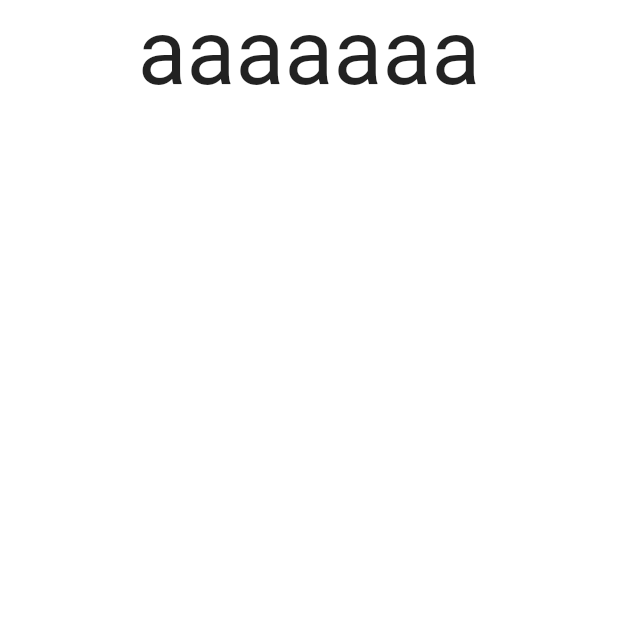
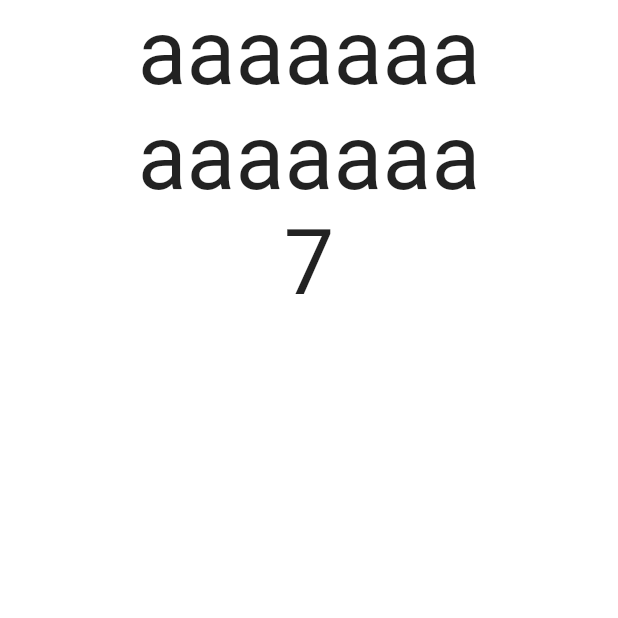
Before and after one commit to ali77gh/Telescope, a Flutter app: the screen it shows after launch, on a phone screen of 412 x 824 dp, the top half of it. Run offline on Flutter 3.47's test engine with Material 2 defaults, Android fonts, the phone set to English and light mode, and no system bars; Roboto replaces fonts that are missing (IranSans).

Commit message:
improve: remove stupid get(null)! syntax by adding watch(this) and value getter. cleanup: samples.

```diff
--- a/example/lib/simple_text_sample/main.dart
+++ b/example/lib/simple_text_sample/main.dart
@@ -7,7 +7,7 @@ void main() {
   runApp(MyApp());
 
   Timer.periodic(const Duration(milliseconds: 1000), (timer) {
-    SimpleTextSampleLayout.textValue.value = SimpleTextSampleLayout.textValue.get(null)! + "a";
+    TextSampleState.textValue.value += "a";
   });
 }
 
@@ -19,7 +19,7 @@ class MyApp extends StatelessWidget {
     return MaterialApp(
         theme: ThemeData(fontFamily: 'IranSans'),
         debugShowCheckedModeBanner: false,
-        home: SimpleTextSampleLayout()
+        home: TextSample()
     );
   }
 }
--- a/example/lib/simple_text_sample/simple_text_sample.dart
+++ b/example/lib/simple_text_sample/simple_text_sample.dart
@@ -2,15 +2,14 @@ import 'package:flutter/material.dart';
 import 'package:telescope/src/observable.dart';
 
 
-class SimpleTextSampleLayout extends StatefulWidget {
+class TextSample extends StatefulWidget {
+  @override
+  State<TextSample> createState() => TextSampleState();
+}
+
+class TextSampleState extends State<TextSample> {
 
   static var textValue = Observable("");
-
-  @override
-  State<SimpleTextSampleLayout> createState() => SimpleTextSampleLayoutState();
-}
-
-class SimpleTextSampleLayoutState extends State<SimpleTextSampleLayout> {
 
   @override
   Widget build(BuildContext context) {
@@ -23,19 +22,12 @@ class SimpleTextSampleLayoutState extends State<SimpleTextSampleLayout> {
             child: Container(
               color: Colors.white,
               child: Column(children: [
-                Text(SimpleTextSampleLayout.textValue.get(this)!,style: style),
-                // Text(SimpleTextSampleLayout.textValue.get(this)!,style: style),
-                // Text(SimpleTextSampleLayout.textValue.get(this)!.length.toString(),style: style),
+                Text(textValue.watch(this),style: style),
+                Text(textValue.watch(this),style: style),
+                Text(textValue.watch(this).length.toString(),style: style),
               ],),
             )
         )
     );
   }
-
-  @override
-  void setState(fn) {
-    if(mounted) {
-      super.setState(fn);
-    }
-  }
 }
```
Also changed, not shown: example/lib/depend_observable_sample/main.dart (+0 -8 lines), example/lib/depend_observable_sample/object_apply_sample.dart (+15 -22 lines), example/lib/object_apply_sample/main.dart (+13 -9 lines), example/lib/object_apply_sample/object_apply_sample.dart (+3 -10 lines), lib/src/observable.dart (+9 -8 lines), 1 other file.
